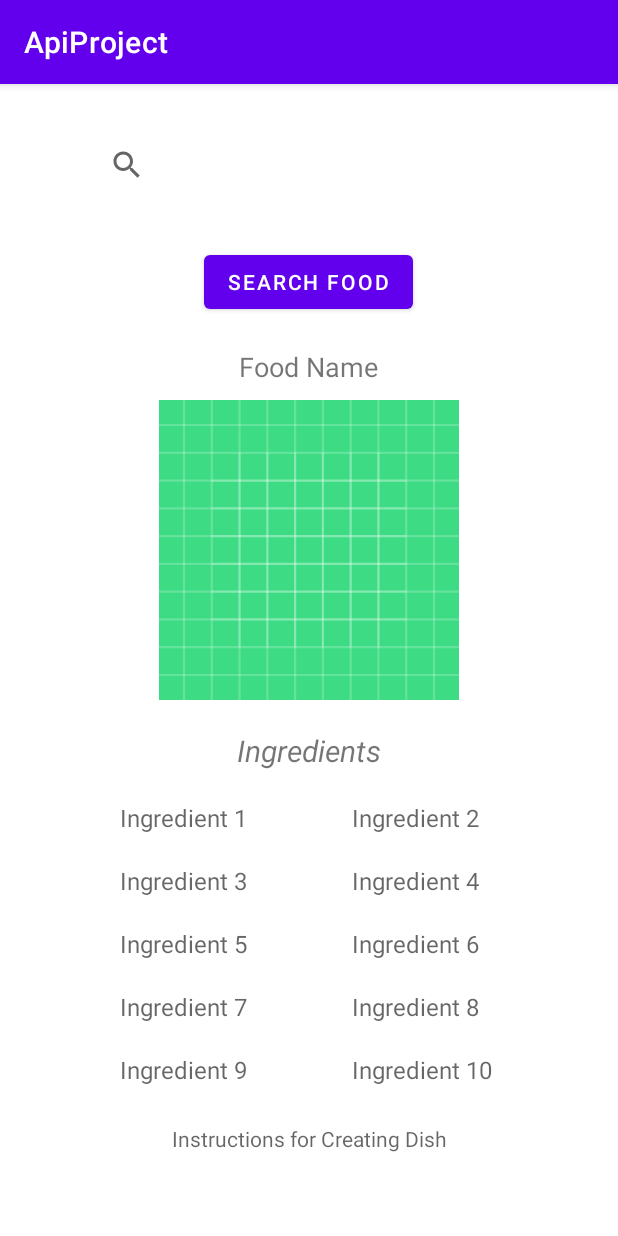
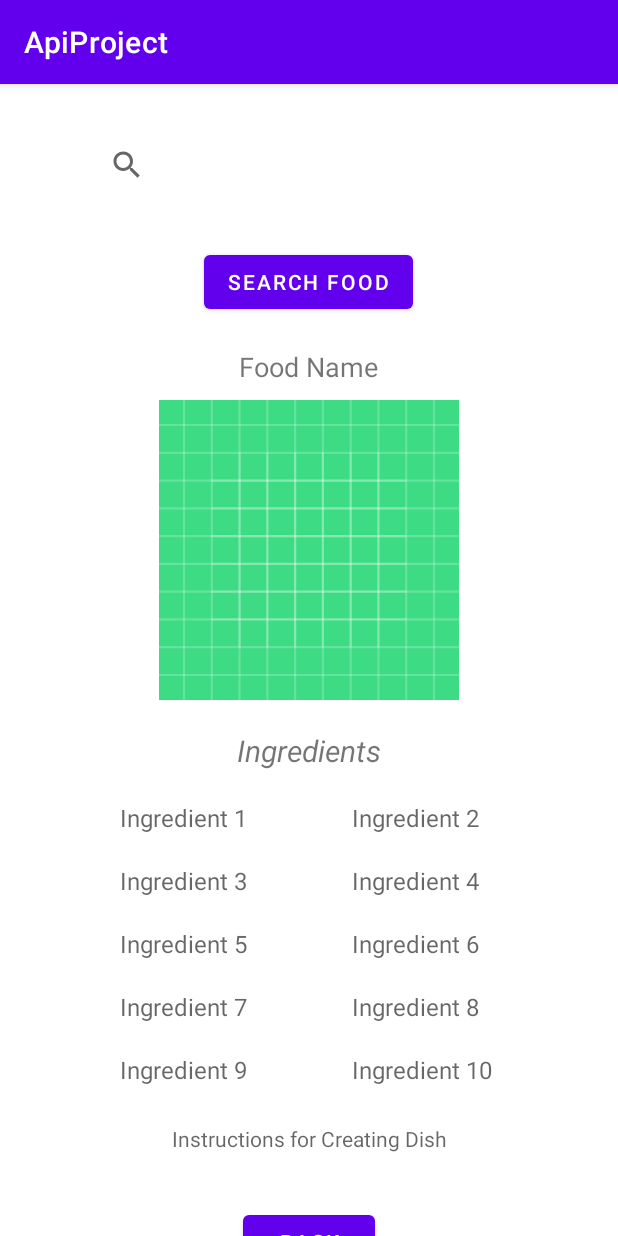
Before and after one commit to GOKUL41602/Foody_CookBook, an Android app: the screen it shows after launch (MainActivity), after a tap on "SEARCH FOOD", on a phone screen of 412 x 824 dp. Run offline under Robolectric (Android 15) with nearby library versions, the phone set to English and light mode, and no system bars; our stand-ins replace Picasso, Volley; network calls fail; pictures from the network do not load; 1 statement that could not run was skipped.

Commit message:
ALmost completed two tasks.

```diff
--- a/app/src/main/java/com/example/apiproject/MainActivity.java
+++ b/app/src/main/java/com/example/apiproject/MainActivity.java
@@ -22,7 +22,7 @@ import java.util.List;
 public class MainActivity extends AppCompatActivity {
 
     private RecyclerView recyclerView;
-    private Button searchBtn;
+    private Button searchBtn,backBtn;
     private SearchView searchView;
     private RelativeLayout filteredRelLayout;
     private ScrollView scrollView;
@@ -38,6 +38,7 @@ public class MainActivity extends AppCompatActivity {
 
         recyclerView = findViewById(R.id.recyclerView);
         searchBtn = findViewById(R.id.searchBtn);
+        backBtn=findViewById(R.id.homePage_backBtn);
         searchView = findViewById(R.id.searchView);
         scrollView=findViewById(R.id.scrollView);
         filteredRelLayout = findViewById(R.id.filteredRelLayout);
@@ -57,6 +58,15 @@ public class MainActivity extends AppCompatActivity {
         foodImage = findViewById(R.id.homePage_foodImage);
 
 
+        backBtn.setOnClickListener(new View.OnClickListener() {
+            @Override
+            public void onClick(View v) {
+
+                filteredRelLayout.setVisibility(View.GONE);
+                scrollView.setVisibility(View.GONE);
+                recyclerView.setVisibility(View.VISIBLE);
+            }
+        });
         searchBtn.setOnClickListener(new View.OnClickListener() {
             @Override
             public void onClick(View v) {
--- a/app/src/main/res/layout/activity_main.xml
+++ b/app/src/main/res/layout/activity_main.xml
@@ -193,6 +193,15 @@
                 android:minEms="20"
                 android:padding="5dp"
                 android:textAlignment="center" />
+
+            <Button
+                android:layout_width="wrap_content"
+                android:layout_height="wrap_content"
+                android:id="@+id/homePage_backBtn"
+                android:layout_centerHorizontal="true"
+                android:layout_marginTop="30dp"
+                android:text="Back"
+                android:layout_below="@+id/homePage_instruction"/>
         </RelativeLayout>
     </ScrollView>
 
```
